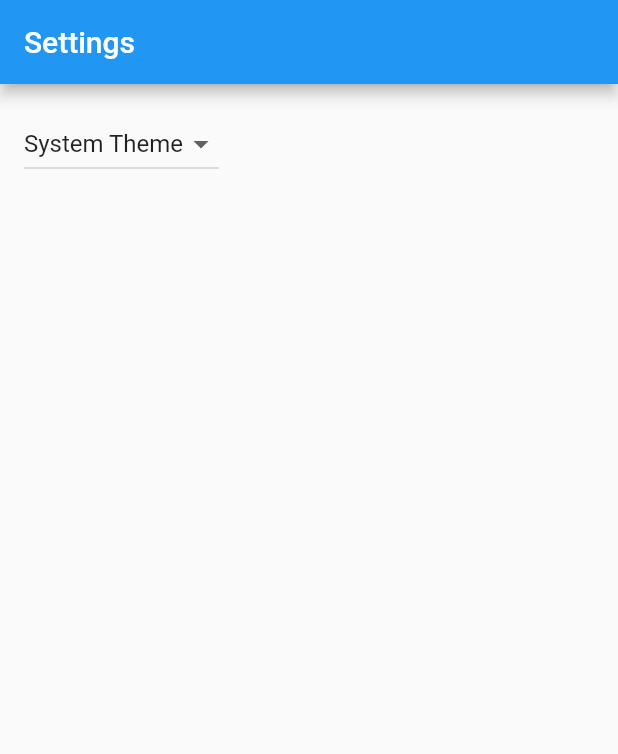
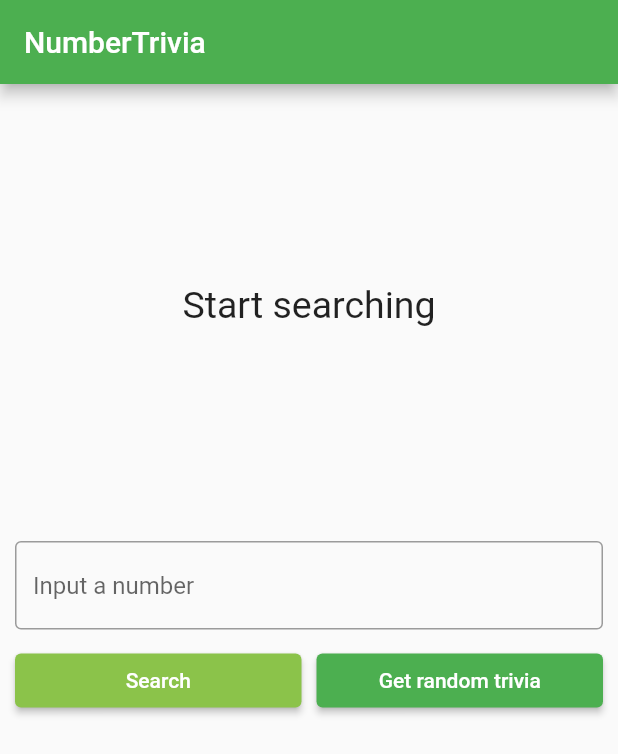
Before and after one commit to Yirmeyah-d/number_trivia, a Flutter app: the screen it shows after launch, on a phone screen of 412 x 824 dp. Shown: the top 754 px of the screen. Run offline on Flutter 3.47's test engine with Material 2 defaults, Android fonts, the phone set to English and light mode, and no system bars; our stand-ins replace bloc, equatable, flutter_bloc, fpdart, get_it, internet_connection_checker and 1 more; generated files the repository leaves out were written again.

Commit message:
implementing the user interface

```diff
--- a/lib/injection_container.dart
+++ b/lib/injection_container.dart
@@ -1,3 +1,4 @@
+import 'package:flutter/cupertino.dart';
 import 'package:get_it/get_it.dart';
 import 'package:internet_connection_checker/internet_connection_checker.dart';
 import 'package:number_trivia/src/core/network/network_info.dart';
@@ -57,6 +58,7 @@ Future<void> init() async {
   );
 
   //! External
+  WidgetsFlutterBinding.ensureInitialized();
   final sharedPreferences = await SharedPreferences.getInstance();
   serviceLocator.registerLazySingleton(() => sharedPreferences);
   serviceLocator.registerLazySingleton(() => http.Client());
--- a/lib/src/app.dart
+++ b/lib/src/app.dart
@@ -2,6 +2,7 @@ import 'package:flutter/material.dart';
 import 'package:flutter_gen/gen_l10n/app_localizations.dart';
 import 'package:flutter_localizations/flutter_localizations.dart';
 
+import 'features/number_trivia/presentation/views/number_trivia_view.dart';
 import 'features/settings/settings_controller.dart';
 import 'features/settings/settings_view.dart';
 
@@ -54,7 +55,13 @@ class MyApp extends StatelessWidget {
           // Define a light and dark color theme. Then, read the user's
           // preferred ThemeMode (light, dark, or system default) from the
           // SettingsController to display the correct theme.
-          theme: ThemeData(),
+          theme: ThemeData(
+            colorScheme: ColorScheme.fromSwatch(
+              primarySwatch: Colors.green,
+            ).copyWith(
+              secondary: Colors.lightGreen,
+            ),
+          ),
           darkTheme: ThemeData.dark(),
           themeMode: settingsController.themeMode,
 
@@ -68,7 +75,7 @@ class MyApp extends StatelessWidget {
                   case SettingsView.routeName:
                     return SettingsView(controller: settingsController);
                   default:
-                    return SettingsView(controller: settingsController);
+                    return NumberTriviaView();
                 }
               },
             );
--- a/lib/src/features/number_trivia/data/data_sources/number_trivia_remote_data_source.dart
+++ b/lib/src/features/number_trivia/data/data_sources/number_trivia_remote_data_source.dart
@@ -22,11 +22,11 @@ class NumberTriviaRemoteDataSourceImpl implements NumberTriviaRemoteDataSource {
   NumberTriviaRemoteDataSourceImpl({required this.client});
   @override
   Future<NumberTriviaModel> getConcreteNumberTrivia(int number) async =>
-      _getTriviaFromUrl('http:numbersapi.com/$number');
+      _getTriviaFromUrl('http://numbersapi.com/$number');
 
   @override
   Future<NumberTriviaModel> getRandomNumberTrivia() async =>
-      _getTriviaFromUrl('http:numbersapi.com/random');
+      _getTriviaFromUrl('http://numbersapi.com/random');
 
   Future<NumberTriviaModel> _getTriviaFromUrl(String url) async {
     final response = await client.get(
--- /dev/null
+++ b/lib/src/features/number_trivia/presentation/components/components.dart
@@ -0,0 +1,4 @@
+export 'loading_circle_component.dart';
+export 'message_display_component.dart';
+export 'trivia_display_component.dart';
+export 'trivia_controls_component.dart';
--- /dev/null
+++ b/lib/src/features/number_trivia/presentation/components/message_display_component.dart
@@ -0,0 +1,27 @@
+import 'package:flutter/material.dart';
+
+class MessageDisplay extends StatelessWidget {
+  final String message;
+
+  const MessageDisplay({
+    Key? key,
+    required this.message,
+  }) : super(key: key);
+
+  @override
+  Widget build(BuildContext context) {
+    return Container(
+      // Third of the size of the screen
+      height: MediaQuery.of(context).size.height / 3,
+      child: Center(
+        child: SingleChildScrollView(
+          child: Text(
+            message,
+            style: TextStyle(fontSize: 25),
+            textAlign: TextAlign.center,
+          ),
+        ),
+      ),
+    );
+  }
+}
--- /dev/null
+++ b/lib/src/features/number_trivia/presentation/components/trivia_controls_component.dart
@@ -0,0 +1,71 @@
+import 'package:flutter/material.dart';
+import 'package:flutter_bloc/flutter_bloc.dart';
+import 'package:number_trivia/src/features/number_trivia/presentation/bloc/number_trivia_bloc.dart';
+
+class TriviaControls extends StatefulWidget {
+  const TriviaControls({
+    Key? key,
+  }) : super(key: key);
+
+  @override
+  State<TriviaControls> createState() => _TriviaControlsState();
+}
+
+class _TriviaControlsState extends State<TriviaControls> {
+  final controller = TextEditingController();
+  late String inputStr;
+
+  @override
+  Widget build(BuildContext context) {
+    return Column(
+      children: <Widget>[
+        TextField(
+          controller: controller,
+          keyboardType: TextInputType.number,
+          decoration: const InputDecoration(
+            border: OutlineInputBorder(),
+            hintText: 'Input a number',
+          ),
+          onChanged: (value) {
+            inputStr = value;
+          },
+          onSubmitted: (_) {
+            addConcrete();
+          },
+        ),
+        SizedBox(height: 10),
+        Row(
+          children: <Widget>[
+            Expanded(
+              child: ElevatedButton(
+                child: Text('Search'),
+                onPressed: addConcrete,
+                style: ElevatedButton.styleFrom(
+                    primary: Theme.of(context).colorScheme.secondary),
+              ),
+            ),
+            SizedBox(width: 10),
+            Expanded(
+              child: ElevatedButton(
+                child: Text('Get random trivia'),
+                onPressed: addRandom,
+              ),
+            ),
+          ],
+        )
+      ],
+    );
+  }
+
+  void addConcrete() {
+    // Clearing the TextField to prepare it for the next inputted number
+    controller.clear();
+    BlocProvider.of<NumberTriviaBloc>(context)
+        .add(GetTriviaForConcreteNumber(inputStr));
+  }
+
+  void addRandom() {
+    controller.clear();
+    BlocProvider.of<NumberTriviaBloc>(context).add(GetTriviaForRandomNumber());
+  }
+}
--- a/lib/src/features/number_trivia/presentation/views/number_trivia_view.dart
+++ b/lib/src/features/number_trivia/presentation/views/number_trivia_view.dart
@@ -0,0 +1,56 @@
+import 'package:flutter/cupertino.dart';
+import 'package:flutter/material.dart';
+import 'package:flutter_bloc/flutter_bloc.dart';
+import 'package:number_trivia/injection_container.dart';
+import 'package:number_trivia/src/features/number_trivia/presentation/bloc/number_trivia_bloc.dart';
+import 'package:number_trivia/src/features/number_trivia/presentation/components/components.dart';
+
+class NumberTriviaView extends StatelessWidget {
+  const NumberTriviaView({Key? key}) : super(key: key);
+
+  @override
+  Widget build(BuildContext context) {
+    return Scaffold(
+      appBar: AppBar(
+        title: Text('NumberTrivia'),
+      ),
+      body: SingleChildScrollView(child: buildBody(context)),
+    );
+  }
+
+  BlocProvider<NumberTriviaBloc> buildBody(BuildContext context) {
+    return BlocProvider(
+      create: (_) => serviceLocator<NumberTriviaBloc>(),
+      child: Center(
+        child: Padding(
+          padding: const EdgeInsets.all(10),
+          child: Column(
+            children: <Widget>[
+              BlocBuilder<NumberTriviaBloc, NumberTriviaState>(
+                builder: (context, state) {
+                  if (state is NumberTriviaLoading) {
+                    return LoadingCircle();
+                  } else if (state is NumberTriviaLoaded) {
+                    return TriviaDisplay(
+                      numberTrivia: state.trivia,
+                    );
+                  } else if (state is NumberTriviaError) {
+                    return MessageDisplay(
+                      message: state.message,
+                    );
+                  } else {
+                    return MessageDisplay(
+                      message: 'Start searching',
+                    );
+                  }
+                },
+              ),
+              const SizedBox(height: 20),
+              TriviaControls()
+            ],
+          ),
+        ),
+      ),
+    );
+  }
+}
```
Also changed, not shown: lib/src/features/number_trivia/presentation/components/loading_circle_component.dart (added, +17 -0 lines), lib/src/features/number_trivia/presentation/components/trivia_display_component.dart (added, +43 -0 lines), 2 other files.
